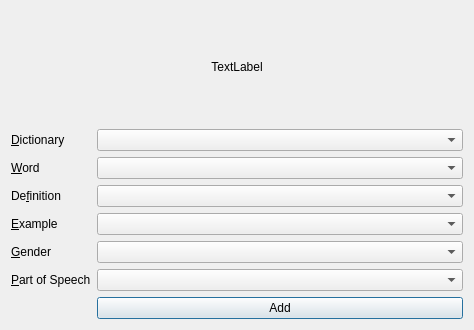
This is designer/main.ui in abdnh/anki-wiktionary as Qt 5 draws it before an edit. The edited form follows.
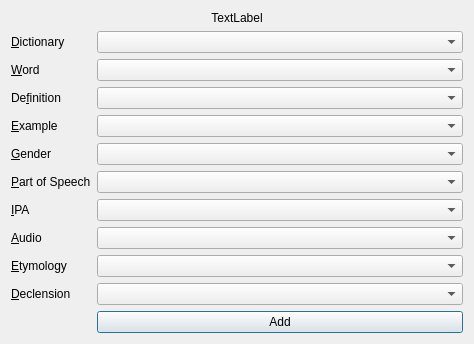
This is the edited form.

Commit message: added more fields, fixed no gender in German dict

```diff
--- a/designer/main.ui
+++ b/designer/main.ui
@@ -91,7 +91,59 @@
      <item row="6" column="1">
       <widget class="QComboBox" name="POSFieldComboBox"/>
      </item>
+     <item row="7" column="0">
+      <widget class="QLabel" name="label_6">
+       <property name="text">
+        <string>&amp;IPA</string>
+       </property>
+       <property name="buddy">
+        <cstring>IPAFieldComboBox</cstring>
+       </property>
+      </widget>
+     </item>
      <item row="7" column="1">
+      <widget class="QComboBox" name="IPAFieldComboBox"/>
+     </item>
+     <item row="8" column="0">
+      <widget class="QLabel" name="label_7">
+       <property name="text">
+        <string>&amp;Audio</string>
+       </property>
+       <property name="buddy">
+        <cstring>audioFieldComboBox</cstring>
+       </property>
+      </widget>
+     </item>
+     <item row="8" column="1">
+      <widget class="QComboBox" name="audioFieldComboBox"/>
+     </item>
+     <item row="9" column="0">
+      <widget class="QLabel" name="label_8">
+       <property name="text">
+        <string>&amp;Etymology</string>
+       </property>
+       <property name="buddy">
+        <cstring>etymologyFieldComboBox</cstring>
+       </property>
+      </widget>
+     </item>
+     <item row="9" column="1">
+      <widget class="QComboBox" name="etymologyFieldComboBox"/>
+     </item>
+     <item row="10" column="0">
+      <widget class="QLabel" name="label_9">
+       <property name="text">
+        <string>&amp;Declension</string>
+       </property>
+       <property name="buddy">
+        <cstring>declensionFieldComboBox</cstring>
+       </property>
+      </widget>
+     </item>
+     <item row="10" column="1">
+      <widget class="QComboBox" name="declensionFieldComboBox"/>
+     </item>
+     <item row="11" column="1">
       <widget class="QPushButton" name="addButton">
        <property name="text">
         <string>Add</string>
@@ -99,7 +151,7 @@
       </widget>
      </item>
      <item row="1" column="0">
-      <widget class="QLabel" name="label_6">
+      <widget class="QLabel" name="label_10">
        <property name="text">
         <string>&amp;Dictionary</string>
        </property>
```
Left out of the diff: 5 changed lines with no effect on the pictures. The commit also changes 3 other files.
